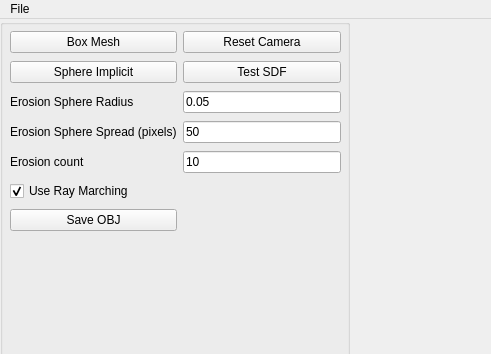
Qt form AppTinyMesh/Source/interface.ui (TomClabault/M2_modelisation) before a commit; both pictures show x 0 to 491 and y 0 to 354 of the 1200 by 1000 pixel window.
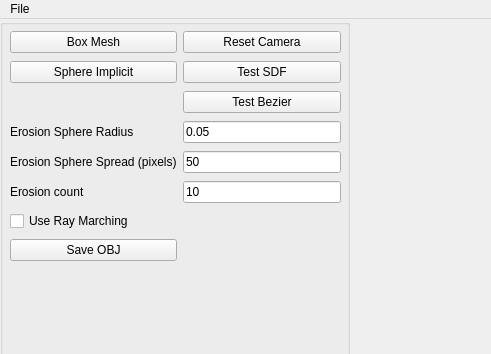
The same form after that commit.

Commit message: Bezier curve + surface + rapport

What changed in the file:
```diff
--- a/AppTinyMesh/Source/interface.ui
+++ b/AppTinyMesh/Source/interface.ui
@@ -62,84 +62,25 @@
          <x>10</x>
          <y>10</y>
          <width>331</width>
-         <height>204</height>
+         <height>234</height>
         </rect>
        </property>
        <layout class="QGridLayout" name="gridLayout">
-        <item row="4" column="1">
+        <item row="5" column="1">
          <widget class="QLineEdit" name="erosion_count_input">
           <property name="text">
            <string>10</string>
           </property>
          </widget>
         </item>
-        <item row="3" column="1">
-         <widget class="QLineEdit" name="erosion_sphere_spread_input">
-          <property name="text">
-           <string>50</string>
-          </property>
-         </widget>
-        </item>
-        <item row="2" column="1">
-         <widget class="QLineEdit" name="erosion_sphere_radius_input">
-          <property name="text">
-           <string>0.05</string>
-          </property>
-         </widget>
-        </item>
-        <item row="2" column="0">
-         <widget class="QLabel" name="erosion_sphere_radius_label">
-          <property name="sizePolicy">
-           <sizepolicy hsizetype="Minimum" vsizetype="Minimum">
-            <horstretch>0</horstretch>
-            <verstretch>0</verstretch>
-           </sizepolicy>
-          </property>
-          <property name="text">
-           <string>Erosion Sphere Radius</string>
-          </property>
-         </widget>
-        </item>
         <item row="6" column="0">
-         <widget class="QPushButton" name="save_obj_button">
+         <widget class="QCheckBox" name="use_ray_marching_checkbox">
           <property name="text">
-           <string>Save OBJ</string>
+           <string>Use Ray Marching</string>
           </property>
          </widget>
         </item>
-        <item row="1" column="1">
-         <widget class="QPushButton" name="testSDFButton">
-          <property name="text">
-           <string>Test SDF</string>
-          </property>
-         </widget>
-        </item>
-        <item row="1" column="0">
-         <widget class="QPushButton" name="sphereImplicit">
-          <property name="toolTip">
-           <string>&lt;!DOCTYPE HTML PUBLIC &quot;-//W3C//DTD HTML 4.0//EN&quot; &quot;http://www.w3.org/TR/REC-html40/strict.dtd&quot;&gt;
-&lt;html&gt;&lt;head&gt;&lt;meta name=&quot;qrichtext&quot; content=&quot;1&quot; /&gt;&lt;style type=&quot;text/css&quot;&gt;
-p, li { white-space: pre-wrap; }
-&lt;/style&gt;&lt;/head&gt;&lt;body style=&quot; font-family:'MS Shell Dlg 2'; font-size:8pt; font-weight:400; font-style:normal;&quot;&gt;
-&lt;p style=&quot; margin-top:0px; margin-bottom:0px; margin-left:0px; margin-right:0px; -qt-block-indent:0; text-indent:0px;&quot;&gt;&lt;span style=&quot; color:#5500ff;&quot;&gt;Callback #01&lt;/span&gt;&lt;/p&gt;
-&lt;p style=&quot; margin-top:0px; margin-bottom:0px; margin-left:0px; margin-right:0px; -qt-block-indent:0; text-indent:0px;&quot;&gt;&lt;span style=&quot; font-style:italic; color:#aa00ff;&quot;&gt;Create Eurographics 1996 Bear&lt;/span&gt;&lt;/p&gt;&lt;/body&gt;&lt;/html&gt;</string>
-          </property>
-          <property name="text">
-           <string>Sphere Implicit</string>
-          </property>
-          <property name="checkable">
-           <bool>false</bool>
-          </property>
-         </widget>
-        </item>
-        <item row="3" column="0">
-         <widget class="QLabel" name="erosion_sphere_spread_label">
-          <property name="text">
-           <string>Erosion Sphere Spread (pixels)</string>
-          </property>
-         </widget>
-        </item>
-        <item row="4" column="0">
+        <item row="5" column="0">
          <widget class="QLabel" name="erosion_count_label">
           <property name="text">
            <string>Erosion count</string>
@@ -168,6 +109,72 @@
           </property>
          </widget>
         </item>
+        <item row="1" column="1">
+         <widget class="QPushButton" name="testSDFButton">
+          <property name="text">
+           <string>Test SDF</string>
+          </property>
+         </widget>
+        </item>
+        <item row="7" column="0">
+         <widget class="QPushButton" name="save_obj_button">
+          <property name="text">
+           <string>Save OBJ</string>
+          </property>
+         </widget>
+        </item>
+        <item row="1" column="0">
+         <widget class="QPushButton" name="sphereImplicit">
+          <property name="toolTip">
+           <string>&lt;!DOCTYPE HTML PUBLIC &quot;-//W3C//DTD HTML 4.0//EN&quot; &quot;http://www.w3.org/TR/REC-html40/strict.dtd&quot;&gt;
+&lt;html&gt;&lt;head&gt;&lt;meta name=&quot;qrichtext&quot; content=&quot;1&quot; /&gt;&lt;style type=&quot;text/css&quot;&gt;
+p, li { white-space: pre-wrap; }
+&lt;/style&gt;&lt;/head&gt;&lt;body style=&quot; font-family:'MS Shell Dlg 2'; font-size:8pt; font-weight:400; font-style:normal;&quot;&gt;
+&lt;p style=&quot; margin-top:0px; margin-bottom:0px; margin-left:0px; margin-right:0px; -qt-block-indent:0; text-indent:0px;&quot;&gt;&lt;span style=&quot; color:#5500ff;&quot;&gt;Callback #01&lt;/span&gt;&lt;/p&gt;
+&lt;p style=&quot; margin-top:0px; margin-bottom:0px; margin-left:0px; margin-right:0px; -qt-block-indent:0; text-indent:0px;&quot;&gt;&lt;span style=&quot; font-style:italic; color:#aa00ff;&quot;&gt;Create Eurographics 1996 Bear&lt;/span&gt;&lt;/p&gt;&lt;/body&gt;&lt;/html&gt;</string>
+          </property>
+          <property name="text">
+           <string>Sphere Implicit</string>
+          </property>
+          <property name="checkable">
+           <bool>false</bool>
+          </property>
+         </widget>
+        </item>
+        <item row="4" column="0">
+         <widget class="QLabel" name="erosion_sphere_spread_label">
+          <property name="text">
+           <string>Erosion Sphere Spread (pixels)</string>
+          </property>
+         </widget>
+        </item>
+        <item row="3" column="1">
+         <widget class="QLineEdit" name="erosion_sphere_radius_input">
+          <property name="text">
+           <string>0.05</string>
+          </property>
+         </widget>
+        </item>
+        <item row="3" column="0">
+         <widget class="QLabel" name="erosion_sphere_radius_label">
+          <property name="sizePolicy">
+           <sizepolicy hsizetype="Minimum" vsizetype="Minimum">
+            <horstretch>0</horstretch>
+            <verstretch>0</verstretch>
+           </sizepolicy>
+          </property>
+          <property name="text">
+           <string>Erosion Sphere Radius</string>
+          </property>
+         </widget>
+        </item>
+        <item row="4" column="1">
+         <widget class="QLineEdit" name="erosion_sphere_spread_input">
+          <property name="text">
+           <string>50</string>
+          </property>
+         </widget>
+        </item>
         <item row="0" column="0">
          <widget class="QPushButton" name="boxMesh">
           <property name="toolTip">
@@ -186,13 +193,10 @@
           </property>
          </widget>
         </item>
-        <item row="5" column="0">
-         <widget class="QCheckBox" name="use_ray_marching_checkbox">
+        <item row="2" column="1">
+         <widget class="QPushButton" name="testBezierButton">
           <property name="text">
-           <string>Use Ray Marching</string>
-          </property>
-          <property name="checked">
-           <bool>true</bool>
+           <string>Test Bezier</string>
           </property>
          </widget>
         </item>
```
The commit also changes 21 other files.
